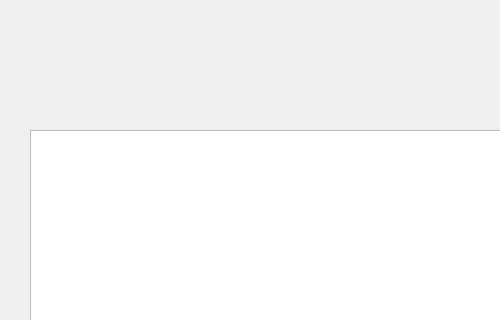
Old version of the form info_table.ui in the repository liuweiky/CCIMS; both pictures show x 0 to 500 and y 0 to 320 of the 929 by 757 pixel window.
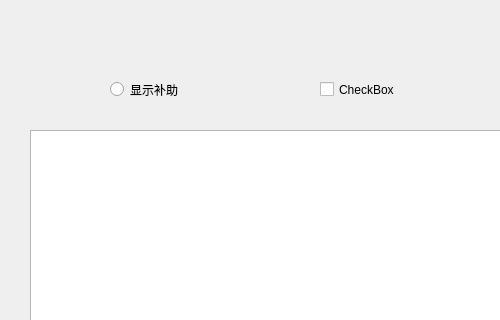
New version of the form.

Patch:
```diff
--- a/info_table.ui
+++ b/info_table.ui
@@ -23,6 +23,35 @@
     </rect>
    </property>
   </widget>
+  <widget class="QRadioButton" name="radioButton">
+   <property name="geometry">
+    <rect>
+     <x>110</x>
+     <y>80</y>
+     <width>115</width>
+     <height>19</height>
+    </rect>
+   </property>
+   <property name="text">
+    <string>显示补助</string>
+   </property>
+   <property name="checked">
+    <bool>false</bool>
+   </property>
+  </widget>
+  <widget class="QCheckBox" name="checkBox">
+   <property name="geometry">
+    <rect>
+     <x>320</x>
+     <y>80</y>
+     <width>91</width>
+     <height>19</height>
+    </rect>
+   </property>
+   <property name="text">
+    <string>CheckBox</string>
+   </property>
+  </widget>
  </widget>
  <resources/>
  <connections/>
```
